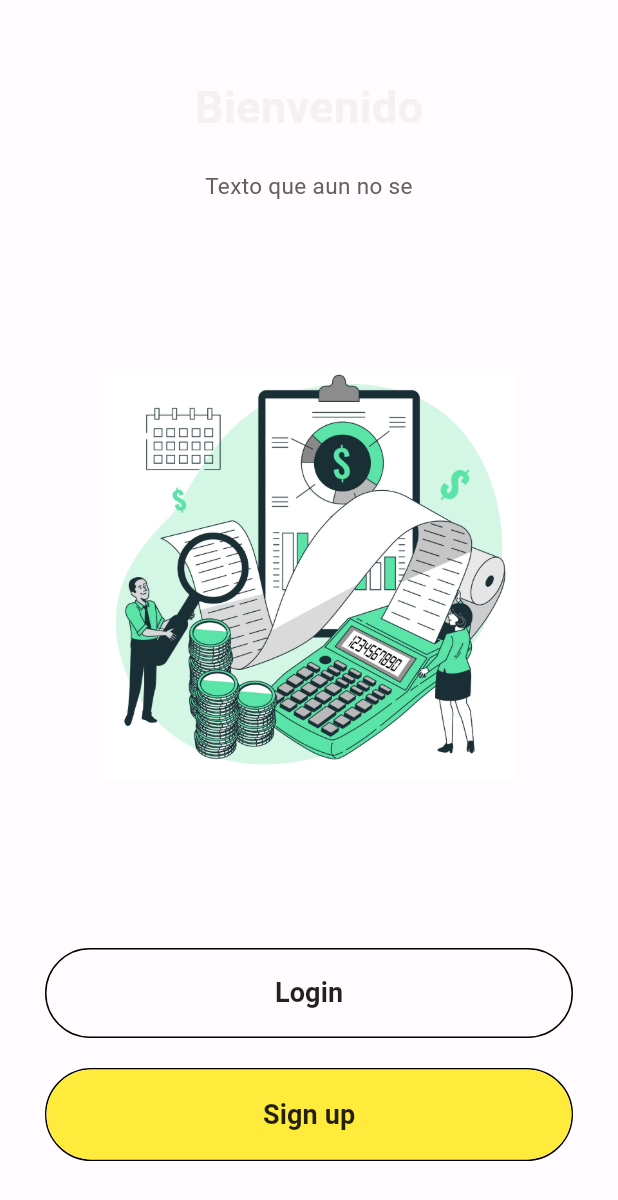
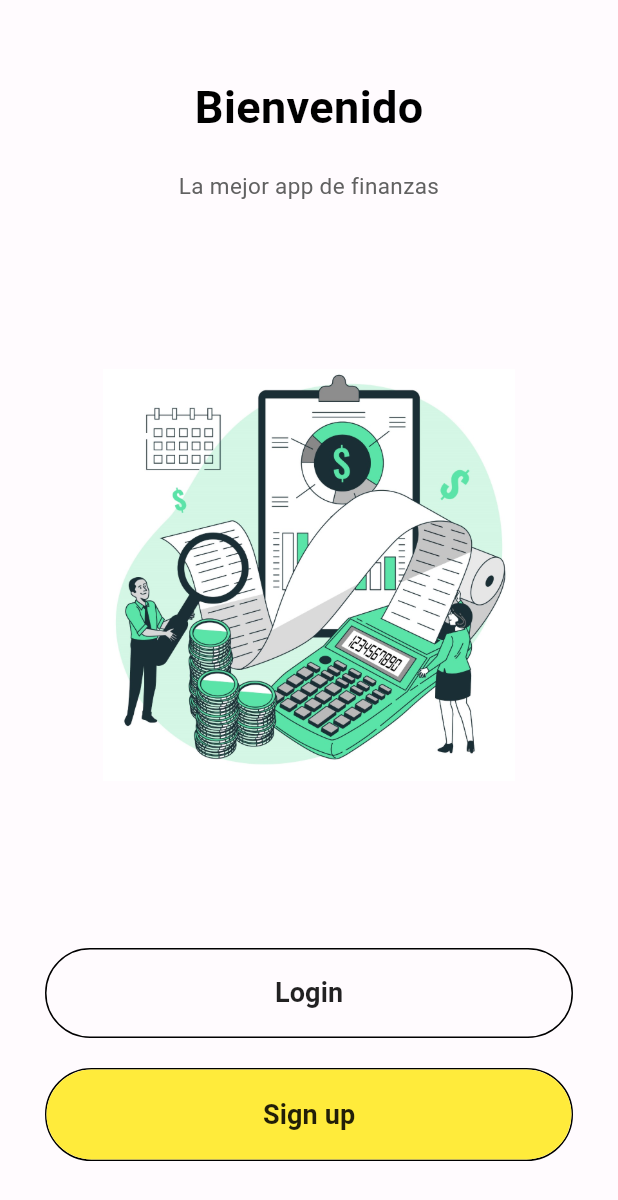
Before and after one commit to valrmzl/ProyectoMovilesVNS, a Flutter app: the Welcome screen opened directly, on a phone screen of 412 x 824 dp. Shown: the top 1200 px of the screen. Run offline on Flutter 3.47's test engine with Material 2 defaults, Android fonts, the phone set to English and light mode, and no system bars; our stand-ins replace bloc, carousel_slider, equatable, flutter_bloc, permission_handler, table_calendar; accounts and stored records are empty.

```diff
--- a/lib/Screens/ahorros.dart
+++ b/lib/Screens/ahorros.dart
@@ -163,7 +163,10 @@ class _AhorrosState extends State<Ahorros> {
                               child: Text(
                                 "\$${total.toString()}",
                                 style: TextStyle(
-                                    fontSize: 35, fontWeight: FontWeight.bold),
+                                    fontSize: 35,
+                                    fontWeight: FontWeight.bold,
+                                    color: themeState
+                                        .themeData.colorScheme.shadow),
                               ),
                             ),
                             Padding(
--- a/lib/Screens/welcome.dart
+++ b/lib/Screens/welcome.dart
@@ -18,22 +18,24 @@ class Welcome extends StatelessWidget {
         child: Column(
           mainAxisAlignment: MainAxisAlignment.spaceBetween,
           crossAxisAlignment: CrossAxisAlignment.center,
-            children:<Widget>[
+          children: <Widget>[
             Column(
               children: <Widget>[
-                  Text("Bienvenido",
+                Text(
+                  "Bienvenido",
                   style: TextStyle(
                       fontWeight: FontWeight.bold,
-                    fontSize: 30
-                   ),),
-                   SizedBox(height: 20,),
-                   Text("Texto que aun no se",
+                      fontSize: 30,
+                      color: Colors.black),
+                ),
+                SizedBox(
+                  height: 20,
+                ),
+                Text(
+                  "La mejor app de finanzas",
                   textAlign: TextAlign.center,
-                   style: TextStyle(
-                    color: Colors.grey[700],
-                    fontSize: 15
-                   ),),
-
+                  style: TextStyle(color: Colors.grey[700], fontSize: 15),
+                ),
               ],
             ),
 
--- a/lib/main.dart
+++ b/lib/main.dart
@@ -26,7 +26,7 @@ class MyApp extends StatelessWidget {
         return MaterialApp(
           title: 'Change Themes App',
           theme: state.themeData,
-          home: HomePage(),
+          home: Welcome(),
         );
       },
     );
```
Also changed, not shown: lib/Screens/login_page.dart (+7 -22 lines), lib/Screens/profile.dart (+35 -7 lines). Lines whose indentation alone changed are shown as unchanged.
